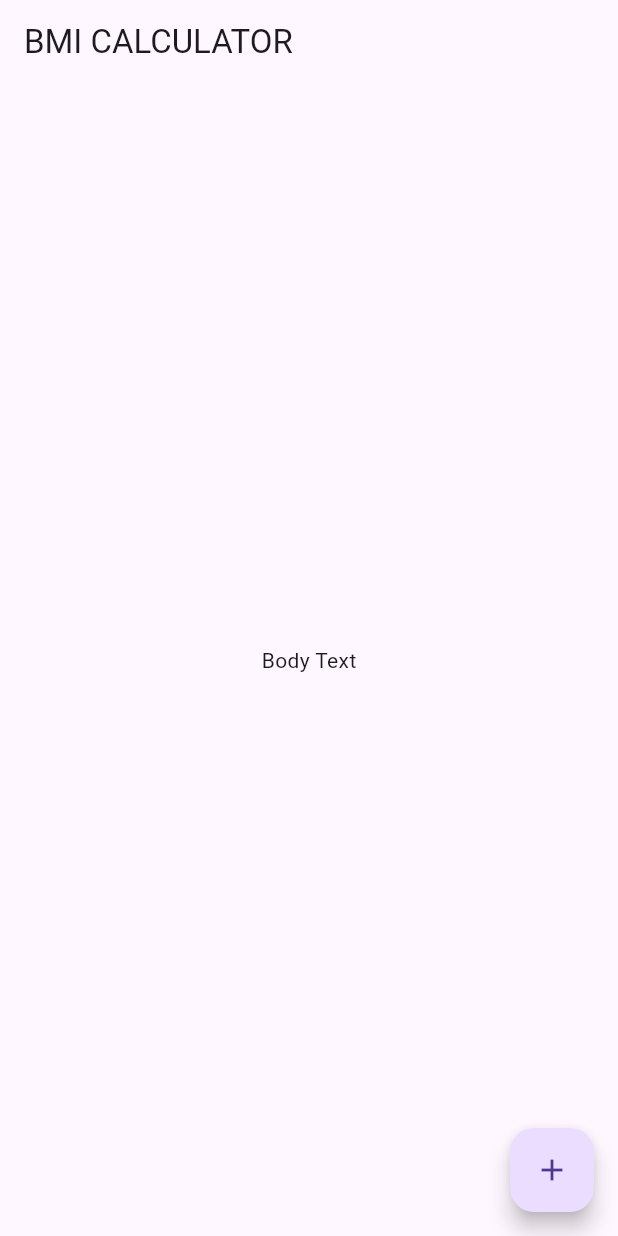
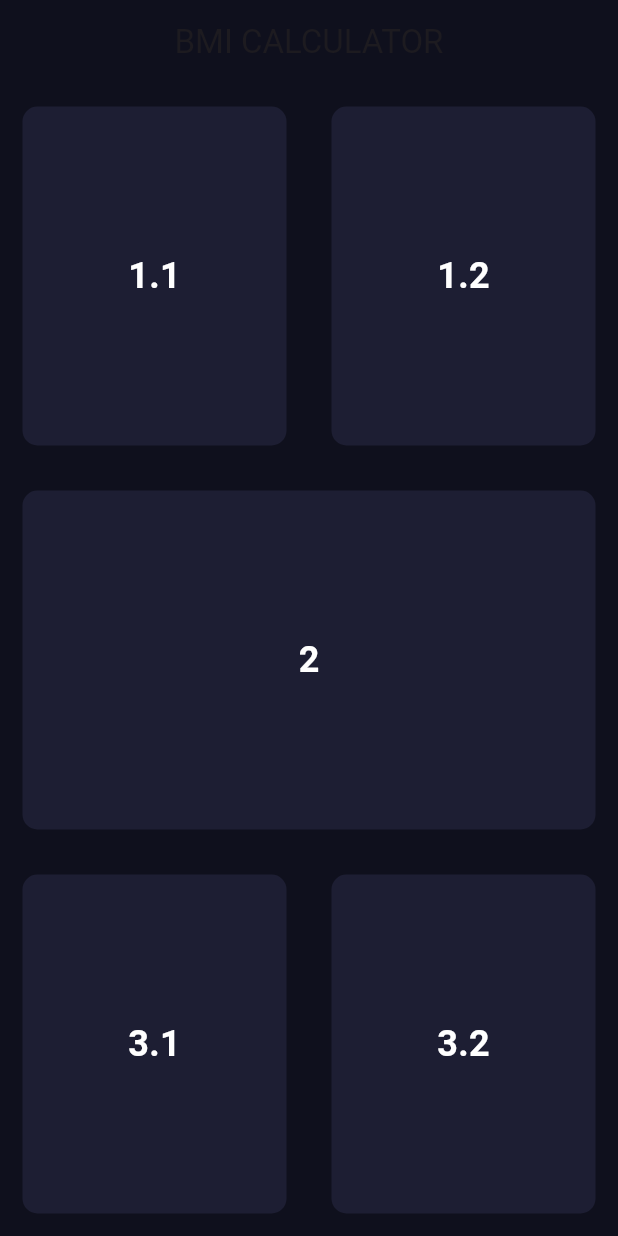
Before and after one commit to omaralezzi/bmi_calculator, a Flutter app: the InputPage screen opened directly, on a phone screen of 412 x 824 dp. Run offline on Flutter 3.47's test engine with Material 3 defaults, Android fonts, the phone set to English and light mode, and no system bars; statements that could not run were skipped.

Commit message:
update containers

```diff
--- /dev/null
+++ b/lib/input_page.dart
@@ -0,0 +1,139 @@
+import 'package:flutter/material.dart';
+
+class InputPage extends StatefulWidget {
+  @override
+  _InputPageState createState() => _InputPageState();
+}
+
+class _InputPageState extends State<InputPage> {
+  @override
+  Widget build(BuildContext context) {
+    return Scaffold(
+      appBar: AppBar(
+        title: Center(
+          child: Text(
+            'BMI CALCULATOR',
+          ),
+        ),
+        centerTitle: true, // Center the title
+      ),
+      body: Column(
+        crossAxisAlignment: CrossAxisAlignment.stretch,
+        children: [
+          Expanded(
+            child: Row(
+              children: [
+                Expanded(
+                  child: Container(
+                    margin: EdgeInsets.all(15.0),
+                    decoration: BoxDecoration(
+                      color: Color(0xFF1D1E33), // Set the background color
+                      borderRadius: BorderRadius.circular(10.0),
+                    ),
+                    child: Center(
+                      child: Text(
+                        '1.1',
+                        style: TextStyle(
+                          fontSize: 24.0,
+                          fontWeight: FontWeight.bold,
+                          color: Colors.white,
+                        ),
+                      ),
+                    ),
+                    // Add content for the first sub-container here
+                  ),
+                ),
+                Expanded(
+                  child: Container(
+                    margin: EdgeInsets.all(15.0),
+                    decoration: BoxDecoration(
+                      color: Color(0xFF1D1E33), // Set the background color
+                      borderRadius: BorderRadius.circular(10.0),
+                    ),
+                    child: Center(
+                      child: Text(
+                        '1.2',
+                        style: TextStyle(
+                          fontSize: 24.0,
+                          fontWeight: FontWeight.bold,
+                          color: Colors.white,
+                        ),
+                      ),
+                    ),
+                    // Add content for the second sub-container here
+                  ),
+                ),
+              ],
+            ),
+          ),
+          Expanded(
+            child: Container(
+              margin: EdgeInsets.all(15.0),
+              decoration: BoxDecoration(
+                color: Color(0xFF1D1E33), // Set the background color
+                borderRadius: BorderRadius.circular(10.0),
+              ),
+              child: Center(
+                child: Text(
+                  '2',
+                  style: TextStyle(
+                    fontSize: 24.0,
+                    fontWeight: FontWeight.bold,
+                    color: Colors.white,
+                  ),
+                ),
+              ),
+              // Add content for the second container here
+            ),
+          ),
+          Expanded(
+            child: Row(
+              children: [
+                Expanded(
+                  child: Container(
+                    margin: EdgeInsets.all(15.0),
+                    decoration: BoxDecoration(
+                      color: Color(0xFF1D1E33), // Set the background color
+                      borderRadius: BorderRadius.circular(10.0),
+                    ),
+                    child: Center(
+                      child: Text(
+                        '3.1',
+                        style: TextStyle(
+                          fontSize: 24.0,
+                          fontWeight: FontWeight.bold,
+                          color: Colors.white,
+                        ),
+                      ),
+                    ),
+                    // Add content for the third sub-container here
+                  ),
+                ),
+                Expanded(
+                  child: Container(
+                    margin: EdgeInsets.all(15.0),
+                    decoration: BoxDecoration(
+                      color: Color(0xFF1D1E33), // Set the background color
+                      borderRadius: BorderRadius.circular(10.0),
+                    ),
+                    child: Center(
+                      child: Text(
+                        '3.2',
+                        style: TextStyle(
+                          fontSize: 24.0,
+                          fontWeight: FontWeight.bold,
+                          color: Colors.white,
+                        ),
+                      ),
+                    ),
+                    // Add content for the fourth sub-container here
+                  ),
+                ),
+              ],
+            ),
+          ),
+        ],
+      ),
+    );
+  }
+}
--- a/lib/main.dart
+++ b/lib/main.dart
@@ -1,4 +1,5 @@
 import 'package:flutter/material.dart';
+import 'input_page.dart ';
 
 void main() => runApp(BMICalculator());
 
@@ -6,32 +7,28 @@ class BMICalculator extends StatelessWidget {
   @override
   Widget build(BuildContext context) {
     return MaterialApp(
+      theme: ThemeData(
+        primaryColor:
+            Colors.grey, // Set the primary color for certain components
+        appBarTheme: AppBarTheme(
+          backgroundColor:
+              Color(0xFF0F101D), // Set the background color for the AppBar
+        ),
+        scaffoldBackgroundColor:
+            Color(0xFF0F101D), // Set the background color of the entire app
+        textTheme: TextTheme(
+          headline6: TextStyle(
+            color: Colors.white, // Set the text color for the title
+          ),
+          bodyText1: TextStyle(
+            color: Colors.white, // Set the text color for body
+          ),
+          bodyText2: TextStyle(
+            color: Colors.white, // Set the text color for body
+          ),
+        ),
+      ),
       home: InputPage(),
     );
   }
 }
-
-class InputPage extends StatefulWidget {
-  @override
-  _InputPageState createState() => _InputPageState();
-}
-
-class _InputPageState extends State<InputPage> {
-  @override
-  Widget build(BuildContext context) {
-    return Scaffold(
-      appBar: AppBar(
-        title: Text('BMI CALCULATOR'),
-      ),
-      body: Center(
-        child: Text('Body Text'),
-      ),
-      floatingActionButton: FloatingActionButton(
-        child: Icon(Icons.add),
-        onPressed: () {
-          // Add your onPressed logic here
-        },
-      ),
-    );
-  }
-}
```
